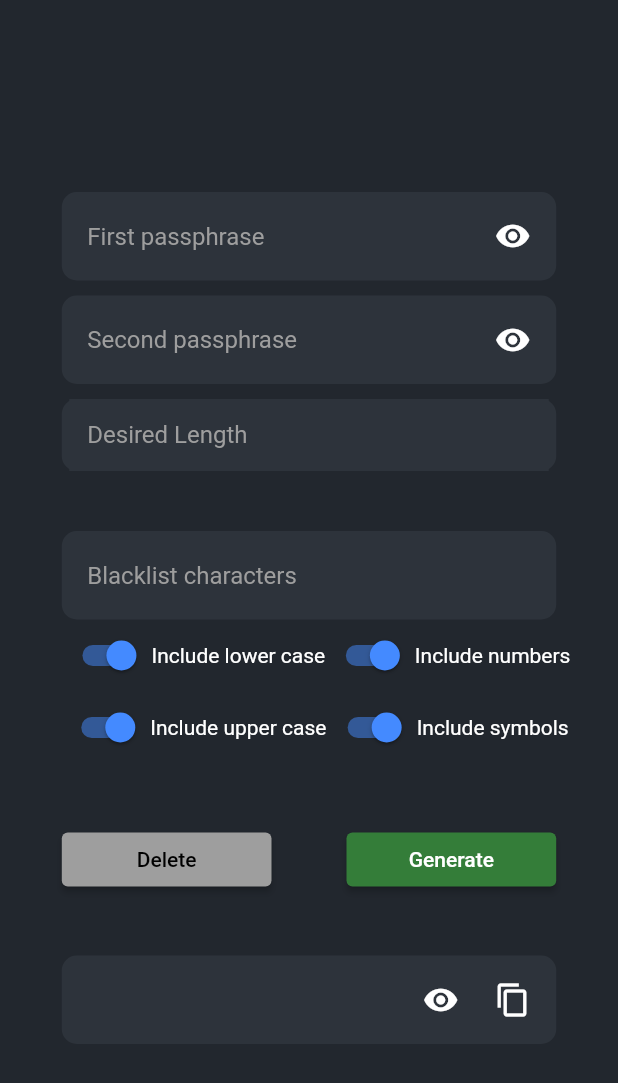
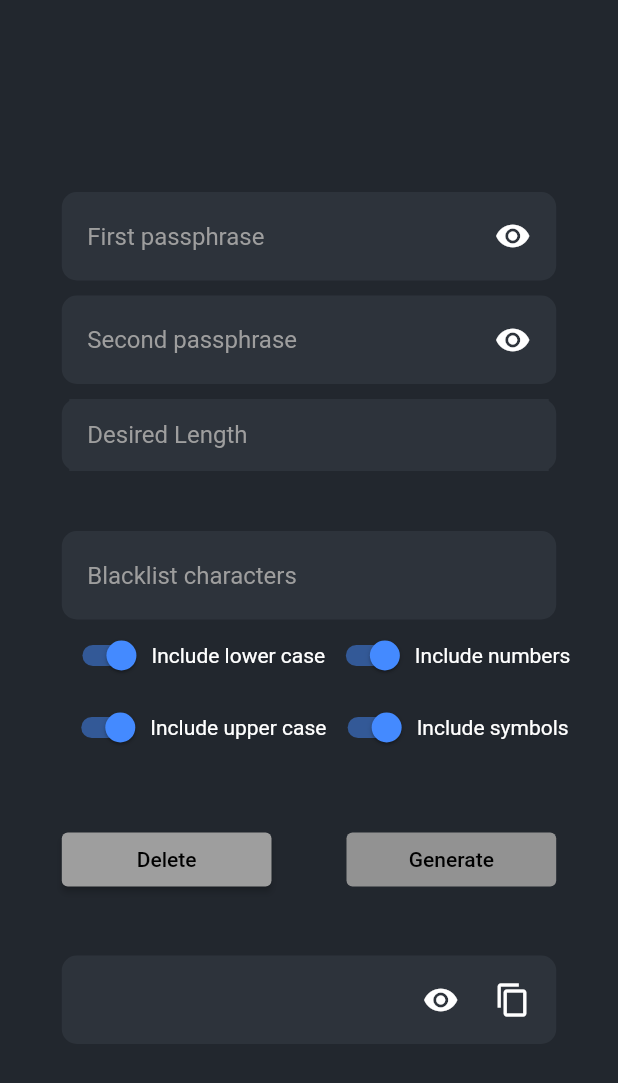
Before and after one commit to Mangiang/password_generator, a Flutter app: the screen it shows after launch, on a phone screen of 412 x 824 dp. Shown: the top 1083 px of the screen. Run offline on Flutter 3.47's test engine with Material 2 defaults, Android fonts, the phone set to English and light mode, and no system bars; our stand-ins replace yaml; missing offline and left inert: yaml_writer.

Commit message:
feat: color Generate button based on form state

```diff
--- a/lib/layout/GenerationActionsRow.dart
+++ b/lib/layout/GenerationActionsRow.dart
@@ -11,14 +11,25 @@ class ActionsRow extends StatefulWidget {
 }
 
 class _ActionsRowState extends State<ActionsRow> {
-  Future<void> GeneratePassword(PasswordState state) async {
-    if (state.passphrase1.isNotEmpty && state.passphrase2.isNotEmpty) {
+  bool generateEnabled = false;
+
+  Future<void> generatePassword(PasswordState state) async {
+    if (generateEnabled) {
       state.updatePassword(await PasswordGenerator.getPassword(state));
     }
   }
 
+  bool generateEnable(PasswordState state) {
+    return state.passphrase1.isNotEmpty &&
+        state.passphrase2.isNotEmpty &&
+        state.desiredLength > 0;
+  }
+
   @override
-  Widget build(BuildContext context) => Row(
+  Widget build(BuildContext context) =>
+      Consumer<PasswordState>(builder: (context, state, child) {
+        generateEnabled = generateEnable(state);
+        return Row(
           mainAxisAlignment: MainAxisAlignment.center,
           children: [
             Expanded(
@@ -29,21 +40,22 @@ class _ActionsRowState extends State<ActionsRow> {
             ),
             const SizedBox(width: 50),
             Expanded(
-            child: Consumer<PasswordState>(
-              builder: (context, state, child) {
-                return ElevatedButton(
-                  onPressed: () => GeneratePassword(state),
-                  child: const Text(
+              child: ElevatedButton(
+                onPressed: generateEnabled ? () => generatePassword(state) : null,
+                child: Text(
                   'Generate',
-                    style: TextStyle(color: Colors.white),
+                  style: TextStyle(
+                      color: generateEnabled ? Colors.white : Colors.black),
                 ),
                 style: ButtonStyle(
                   backgroundColor: MaterialStateProperty.all<Color>(
-                          const Color(0xff347d39))),
-                );
-              },
+                      generateEnabled
+                          ? const Color(0xff347d39)
+                          : const Color(0xff929292)),
+                ),
               ),
             ),
           ],
         );
+      });
 }
```
Lines whose indentation alone changed are shown as unchanged.
